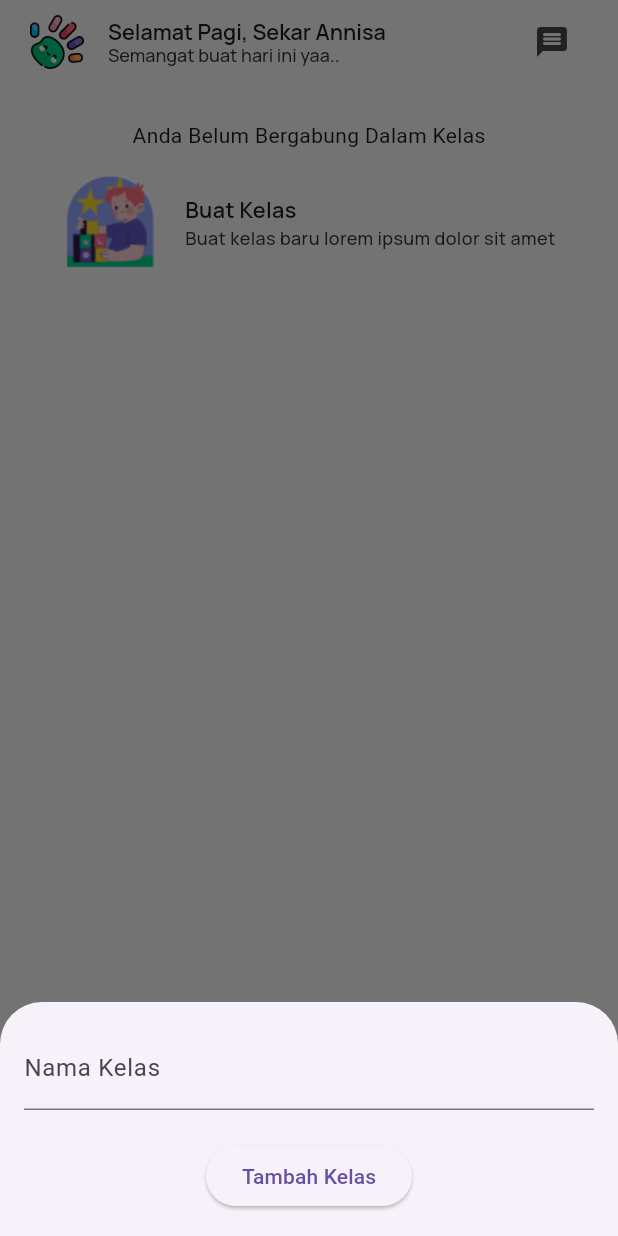
After one commit to Asyelvaa/TalentaKu, a Flutter app: the ClassScreen screen opened by its route, after a tap on "Buat Kelas", on a phone screen of 412 x 824 dp. The commit adds this screen. Run offline on Flutter 3.47's test engine with Material 3 defaults, Android fonts, the light colour scheme and no system bars; our stand-ins replace get, google_fonts, iconsax.

Commit message:
[LV] rename file grade to class_page

```diff
--- /dev/null
+++ b/lib/infrastructure/navigation/bindings/controllers/class.controller.binding.dart
@@ -0,0 +1,12 @@
+import 'package:get/get.dart';
+
+import '../../../../presentation/grade_page/controllers/class_page.controller.dart';
+
+class GradeControllerBinding extends Bindings {
+  @override
+  void dependencies() {
+    Get.lazyPut<ClassController>(
+      () => ClassController(),
+    );
+  }
+}
--- a/lib/infrastructure/navigation/bindings/controllers/controllers_bindings.dart
+++ b/lib/infrastructure/navigation/bindings/controllers/controllers_bindings.dart
@@ -1,7 +1,7 @@
 export 'package:flutter_talentaku/infrastructure/navigation/bindings/controllers/add_edit_post.controller.binding.dart';
 export 'package:flutter_talentaku/infrastructure/navigation/bindings/controllers/class_detail.controller.binding.dart';
 export 'package:flutter_talentaku/infrastructure/navigation/bindings/controllers/daily_report.controller.binding.dart';
-export 'package:flutter_talentaku/infrastructure/navigation/bindings/controllers/grade.controller.binding.dart';
+export 'package:flutter_talentaku/infrastructure/navigation/bindings/controllers/class.controller.binding.dart';
 export 'package:flutter_talentaku/infrastructure/navigation/bindings/controllers/home_page.controller.binding.dart';
 export 'package:flutter_talentaku/infrastructure/navigation/bindings/controllers/profile_page.controller.binding.dart';
 export 'package:flutter_talentaku/infrastructure/navigation/bindings/controllers/style_album.controller.binding.dart';
--- a/lib/infrastructure/navigation/navigation.dart
+++ b/lib/infrastructure/navigation/navigation.dart
@@ -43,7 +43,7 @@ class Nav {
       ),
       GetPage(
         name: Routes.CLASS_PAGE,
-      page: () => const GradeScreen(),
+        page: () => ClassScreen(),
         binding: GradeControllerBinding(),
       ),
       GetPage(
--- /dev/null
+++ b/lib/presentation/grade_page/class_page.screen.dart
@@ -0,0 +1,110 @@
+import 'package:flutter/material.dart';
+import 'package:flutter_talentaku/presentation/grade_page/component/class_form_bottomsheet.dart';
+import 'package:get/get.dart';
+
+import '../../infrastructure/theme/theme.dart';
+import '../global_component/default_appbar.dart';
+import 'component/class_item.dart';
+import 'controllers/class_page.controller.dart';
+
+class ClassScreen extends GetView<ClassController> {
+  ClassScreen({Key? key}) : super(key: key);
+  final ClassController classController = Get.put(ClassController());
+
+  void _showAddClassBottomSheet(BuildContext context) {
+    showModalBottomSheet(
+      context: context,
+      builder: (context) {
+        return AddClassBottomSheet(
+          onAddClass: (newClass) {
+            classController.addClass(newClass);
+          },
+        );
+      },
+    );
+  }
+
+  @override
+  Widget build(BuildContext context) {
+    return Scaffold(
+      backgroundColor: AppColor.background,
+      appBar: PreferredSize(
+        preferredSize: Size.fromHeight(kToolbarHeight),
+        child: DefaultAppbar(),
+      ),
+      body: SingleChildScrollView(
+        child: Padding(
+          padding: const EdgeInsets.symmetric(vertical: 24, horizontal: 12),
+          child: Column(
+            children: [
+              if (classController.classes.isEmpty &&
+                  classController.archivedClasses.isEmpty)
+                Center(
+                  child: Column(
+                    children: [
+                      Text('Anda Belum Bergabung Dalam Kelas'),
+                      if (classController.currentUser.value.role == 'teacher')
+                        InkWell(
+                          onTap: () => _showAddClassBottomSheet(context),
+                          child: Container(
+                            width: Get.width,
+                            padding: EdgeInsets.symmetric(
+                                vertical: 16, horizontal: 12),
+                            child: Row(
+                              mainAxisAlignment: MainAxisAlignment.spaceEvenly,
+                              children: [
+                                Image.asset(
+                                    "assets/images/tambahan2_images.png"),
+                                Column(
+                                  crossAxisAlignment: CrossAxisAlignment.start,
+                                  children: [
+                                    Text(
+                                      "Buat Kelas",
+                                      style: AppTextStyle.tsNormal,
+                                    ),
+                                    Text(
+                                      "Buat kelas baru lorem ipsum dolor sit amet",
+                                      style: AppTextStyle.tsLittle,
+                                    )
+                                  ],
+                                )
+                              ],
+                            ),
+                          ),
+                        ),
+                    ],
+                  ),
+                ),
+              if (classController.classes.isNotEmpty)
+                Expanded(
+                  child: ListView.builder(
+                    itemCount: classController.classes.length,
+                    itemBuilder: (context, index) {
+                      return ClassItem(
+                        title: "Nama Kelompok",
+                        description: "7-9 tahun",
+                        image: "assets/images/tambahan2_images.png",
+                      );
+                    },
+                  ),
+                ),
+              if (classController.archivedClasses.isNotEmpty)
+                Expanded(
+                  child: ListView.builder(
+                    itemCount: classController.archivedClasses.length,
+                    itemBuilder: (context, index) {
+                      return ClassItem(
+                        title: "Nama Kelompok",
+                        description: "7-9 tahun",
+                        image: "assets/images/tambahan2_images.png",
+                      );
+                    },
+                  ),
+                ),
+            ],
+          ),
+        ),
+      ),
+    );
+  }
+}
--- a/lib/presentation/grade_page/component/class_form_bottomsheet.dart
+++ b/lib/presentation/grade_page/component/class_form_bottomsheet.dart
@@ -1,10 +1,34 @@
 import 'package:flutter/material.dart';
 
-class ClassFormBottomsheet extends StatelessWidget {
-  const ClassFormBottomsheet({super.key});
+class AddClassBottomSheet extends StatelessWidget {
+  final Function(String) onAddClass;
+  final TextEditingController _classController = TextEditingController();
+
+  AddClassBottomSheet({required this.onAddClass});
 
   @override
   Widget build(BuildContext context) {
-    return const Placeholder();
+    return Padding(
+      padding: const EdgeInsets.all(16.0),
+      child: Column(
+        mainAxisSize: MainAxisSize.min,
+        children: [
+          TextField(
+            controller: _classController,
+            decoration: InputDecoration(labelText: 'Nama Kelas'),
+          ),
+          SizedBox(height: 20),
+          ElevatedButton(
+            onPressed: () {
+              if (_classController.text.isNotEmpty) {
+                onAddClass(_classController.text);
+                Navigator.pop(context);
+              }
+            },
+            child: Text('Tambah Kelas'),
+          ),
+        ],
+      ),
+    );
   }
 }
--- /dev/null
+++ b/lib/presentation/grade_page/controllers/class_page.controller.dart
@@ -0,0 +1,45 @@
+  import 'package:get/get.dart';
+
+import '../../profile_page/model/user_model.dart';
+
+  class ClassController extends GetxController {
+    //TODO: Implement GradeController
+    var classes = <String>[].obs;
+    var archivedClasses = <String>[].obs;
+
+    void addClass(String newClass) {
+      classes.add(newClass);
+    }
+
+    void archiveClass(String className) {
+      classes.remove(className);
+      archivedClasses.add(className);
+    }
+    var currentUser = UserModel(
+    id: "1",
+    name: "Sekar Annisa",
+    email: "sekar@example.com",
+    birthDate: "1990-05-15",
+    photoProfile: "assets/images/student.png",
+    address: "Kuman rt 9 rw 1, kec. Batang, kab. Batang",
+    role: "teacher",
+  ).obs;
+
+    final count = 0.obs;
+    @override
+    void onInit() {
+      super.onInit();
+    }
+
+    @override
+    void onReady() {
+      super.onReady();
+    }
+
+    @override
+    void onClose() {
+      super.onClose();
+    }
+
+    void increment() => count.value++;
+  }
--- a/lib/presentation/screens.dart
+++ b/lib/presentation/screens.dart
@@ -1,7 +1,7 @@
 export 'package:flutter_talentaku/presentation/AddEditPost/add_edit_post.screen.dart';
 export 'package:flutter_talentaku/presentation/class_detail/class_detail.screen.dart';
 export 'package:flutter_talentaku/presentation/daily_report/daily_report.screen.dart';
-export 'package:flutter_talentaku/presentation/grade_page/grade.screen.dart';
+export 'package:flutter_talentaku/presentation/grade_page/class_page.screen.dart';
 export 'package:flutter_talentaku/presentation/home_page/home_page.screen.dart';
 export 'package:flutter_talentaku/presentation/profile_page/profile_page.screen.dart';
 export 'package:flutter_talentaku/presentation/style_album/style_album.screen.dart';
```
Also changed, not shown: lib/infrastructure/navigation/bindings/controllers/grade.controller.binding.dart (deleted, +0 -12 lines), lib/presentation/grade_page/controllers/grade.controller.dart (deleted, +0 -23 lines), lib/presentation/grade_page/grade.screen.dart (deleted, +0 -70 lines). Lines whose indentation alone changed are shown as unchanged.
